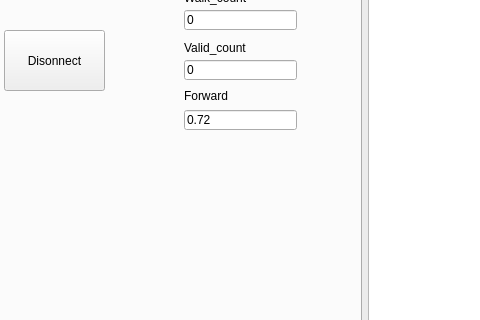
Before: the Qt Designer form eic_test.ui in bill-lee/EIC_Final, drawn with Qt 5; both pictures show x 203 to 683 and y 365 to 685 of the 1136 by 780 pixel window.
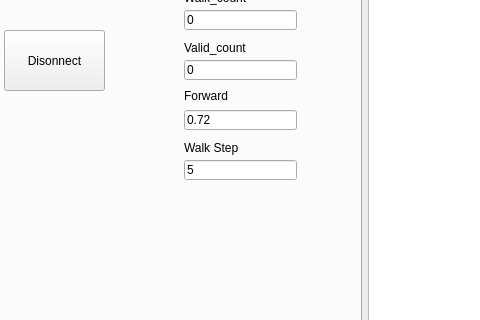
After: the same form once the commit is applied.

```diff
--- a/eic_test.ui
+++ b/eic_test.ui
@@ -2897,6 +2897,32 @@
             <string>Forward Dis</string>
            </property>
           </widget>
+          <widget class="QLineEdit" name="lineEdit_valid_walk_step">
+           <property name="geometry">
+            <rect>
+             <x>360</x>
+             <y>440</y>
+             <width>113</width>
+             <height>20</height>
+            </rect>
+           </property>
+           <property name="text">
+            <string>5</string>
+           </property>
+          </widget>
+          <widget class="QLabel" name="label_16">
+           <property name="geometry">
+            <rect>
+             <x>360</x>
+             <y>420</y>
+             <width>71</width>
+             <height>16</height>
+            </rect>
+           </property>
+           <property name="text">
+            <string>Walk Step</string>
+           </property>
+          </widget>
          </widget>
         </widget>
        </item>
```
Left out of the diff: 2 changed lines with no effect on the pictures.
